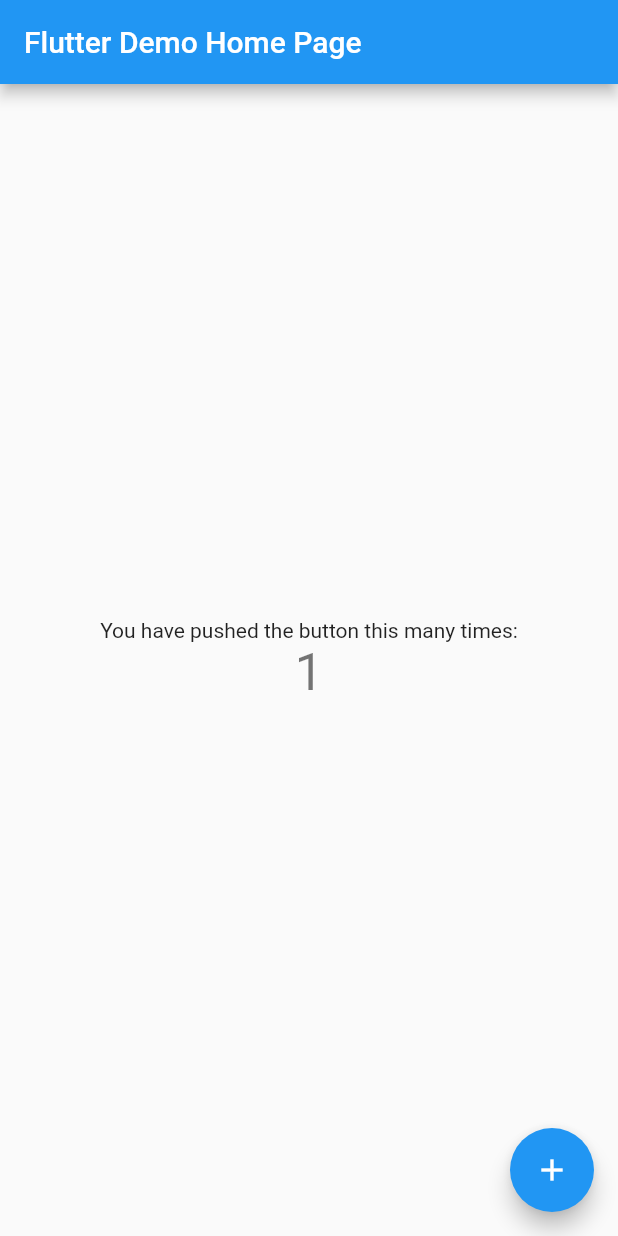
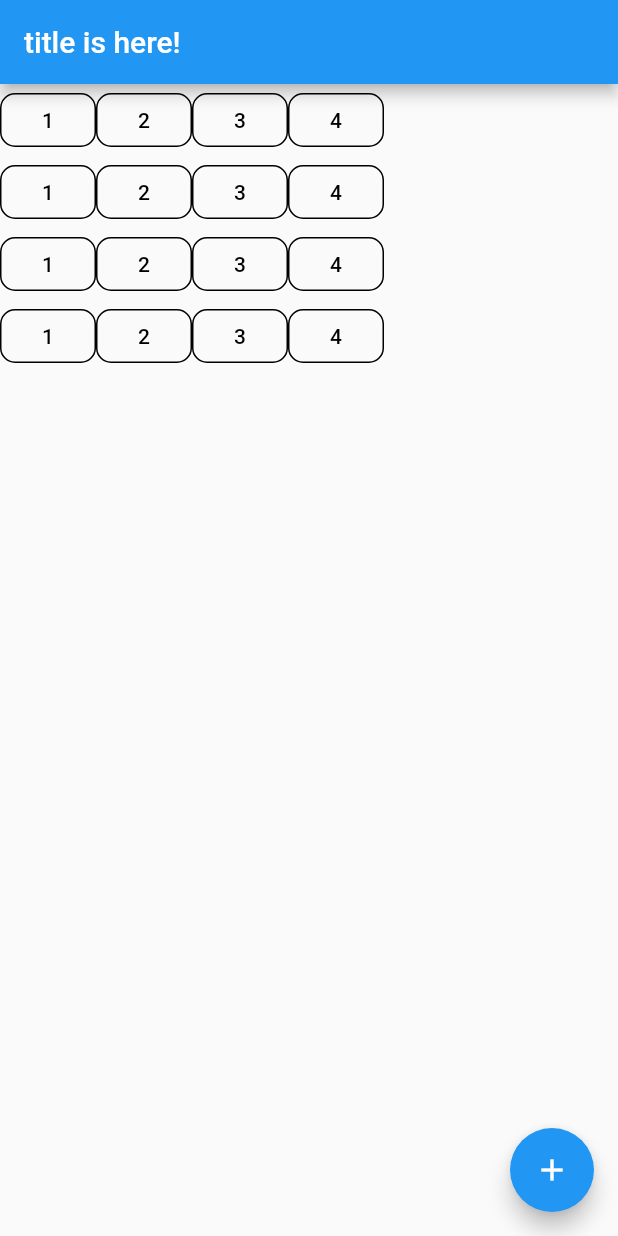
Before and after one commit to quzq/pairs, a Flutter app: the MyHomePage screen opened directly, after a tap on the "add" icon, on a phone screen of 412 x 824 dp. Run offline on Flutter 3.47's test engine with Material 2 defaults, Android fonts, the phone set to English and light mode, and no system bars.

Commit message:
add buttons

```diff
--- a/lib/main.dart
+++ b/lib/main.dart
@@ -9,7 +9,7 @@
   @override
   Widget build(BuildContext context) {
     return MaterialApp(
-      title: 'Flutter Demo',
+      title: 'pairs',
       theme: ThemeData(
         // This is the theme of your application.
         //
@@ -22,7 +22,7 @@
         // is not restarted.
         primarySwatch: Colors.blue,
       ),
-      home: MyHomePage(title: 'Flutter Demo Home Page'),
+      home: Scaffold(body: MyHomePage(title: 'title is here!')),
     );
   }
 }
@@ -46,27 +46,46 @@
 }
 
 class _MyHomePageState extends State<MyHomePage> {
-  int _counter = 0;
+  List<int> _numbers = [];
 
-  void _incrementCounter() {
+  void _initNumbers() {
+    List<int> seed = new List.generate(8, (i) => i);
     setState(() {
-      // This call to setState tells the Flutter framework that something has
-      // changed in this State, which causes it to rerun the build method below
-      // so that the display can reflect the updated values. If we changed
-      // _counter without calling setState(), then the build method would not be
-      // called again, and so nothing would appear to happen.
-      _counter++;
+      _numbers = seed + seed;
     });
+  }
+
+  chunk(list, int length) => list.isEmpty
+      ? list
+      : ([list.take(length)]
+        ..addAll(chunk(list.skip(length).toList(), length)));
+
+  Widget getButtonMatrix(List<int> numbers) {
+    List chunkedList = chunk(numbers, 4);
+    var rows = chunkedList.map((childArray) {
+      List<int> array = [1, 2, 3, 4]; // todo: childArrayをキャストしてセットしたい
+      return Row(
+          children: array.map((i) {
+        return OutlinedButton(
+          child: Text(i.toString()),
+          style: OutlinedButton.styleFrom(
+            primary: Colors.black,
+            shape: RoundedRectangleBorder(
+              borderRadius: BorderRadius.circular(10),
+            ),
+            side: const BorderSide(),
+          ),
+          onPressed: () {},
+        );
+      }).toList());
+    });
+    return Column(children: rows.toList());
   }
 
   @override
   Widget build(BuildContext context) {
-    // This method is rerun every time setState is called, for instance as done
-    // by the _incrementCounter method above.
-    //
-    // The Flutter framework has been optimized to make rerunning build methods
-    // fast, so that you can just rebuild anything that needs updating rather
-    // than having to individually change instances of widgets.
+    _initNumbers();
+
     return Scaffold(
       appBar: AppBar(
         // Here we take the value from the MyHomePage object that was created by
@@ -74,37 +93,10 @@
         title: Text(widget.title),
       ),
       body: Center(
-        // Center is a layout widget. It takes a single child and positions it
-        // in the middle of the parent.
-        child: Column(
-          // Column is also a layout widget. It takes a list of children and
-          // arranges them vertically. By default, it sizes itself to fit its
-          // children horizontally, and tries to be as tall as its parent.
-          //
-          // Invoke "debug painting" (press "p" in the console, choose the
-          // "Toggle Debug Paint" action from the Flutter Inspector in Android
-          // Studio, or the "Toggle Debug Paint" command in Visual Studio Code)
-          // to see the wireframe for each widget.
-          //
-          // Column has various properties to control how it sizes itself and
-          // how it positions its children. Here we use mainAxisAlignment to
-          // center the children vertically; the main axis here is the vertical
-          // axis because Columns are vertical (the cross axis would be
-          // horizontal).
-          mainAxisAlignment: MainAxisAlignment.center,
-          children: <Widget>[
-            Text(
-              'You have pushed the button this many times:',
-            ),
-            Text(
-              '$_counter',
-              style: Theme.of(context).textTheme.headline4,
-            ),
-          ],
-        ),
+        child: getButtonMatrix(_numbers),
       ),
       floatingActionButton: FloatingActionButton(
-        onPressed: _incrementCounter,
+        onPressed: _initNumbers,
         tooltip: 'Increment',
         child: Icon(Icons.add),
       ), // This trailing comma makes auto-formatting nicer for build methods.
```
